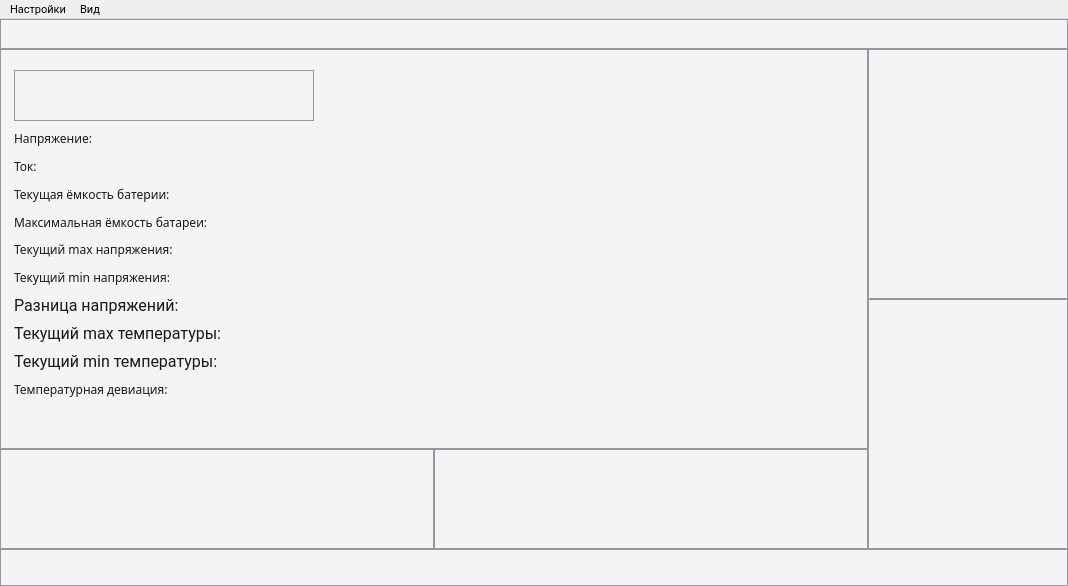
The window that mainwindow.ui (egornovichkov/BatteryStudio) describes before a commit, drawn with Qt 5.
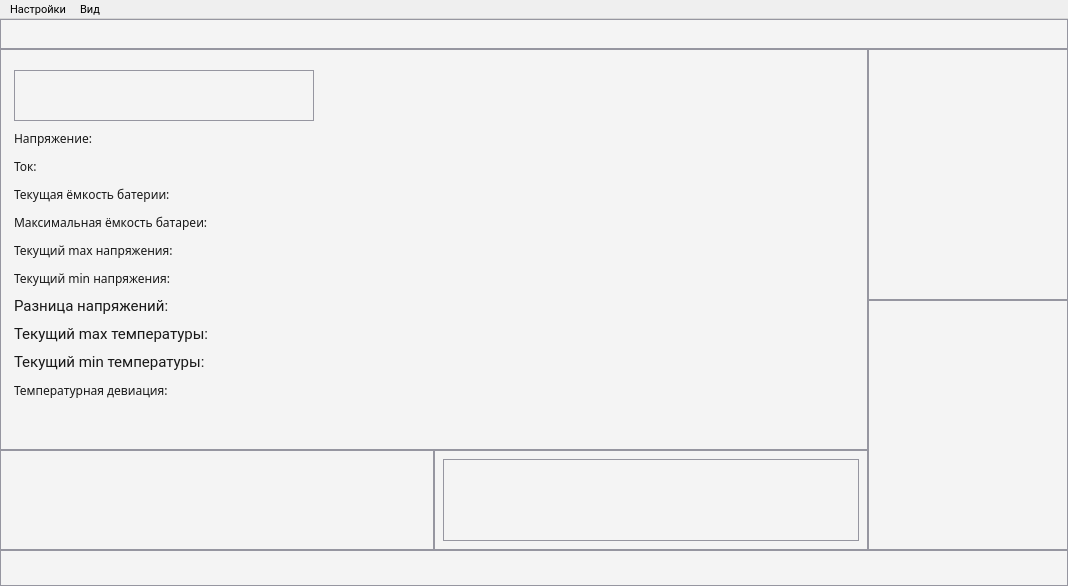
The same window after the commit. Custom widgets are drawn as their Qt base class.

Commit message: LedImg class done, smoother rendering added.

```diff
--- a/mainwindow.ui
+++ b/mainwindow.ui
@@ -129,6 +129,21 @@
 border: 1px solid rgb(150, 150, 160);
 }</string>
             </property>
+            <layout class="QHBoxLayout" name="horizontalLayout">
+             <property name="spacing">
+              <number>0</number>
+             </property>
+             <item>
+              <widget class="LedImg" name="widget" native="true">
+               <property name="minimumSize">
+                <size>
+                 <width>40</width>
+                 <height>40</height>
+                </size>
+               </property>
+              </widget>
+             </item>
+            </layout>
            </widget>
           </item>
           <item row="0" column="0" colspan="2">
@@ -318,7 +333,7 @@
                <property name="font">
                 <font>
                  <family>Roboto</family>
-                 <pointsize>12</pointsize>
+                 <pointsize>11</pointsize>
                  <italic>false</italic>
                  <bold>false</bold>
                 </font>
@@ -344,7 +359,7 @@
                <property name="font">
                 <font>
                  <family>Roboto</family>
-                 <pointsize>12</pointsize>
+                 <pointsize>11</pointsize>
                  <italic>false</italic>
                  <bold>false</bold>
                 </font>
@@ -370,7 +385,7 @@
                <property name="font">
                 <font>
                  <family>Roboto</family>
-                 <pointsize>12</pointsize>
+                 <pointsize>11</pointsize>
                  <italic>false</italic>
                  <bold>false</bold>
                 </font>
@@ -597,6 +612,12 @@
    <header>batchargeimg.h</header>
    <container>1</container>
   </customwidget>
+  <customwidget>
+   <class>LedImg</class>
+   <extends>QWidget</extends>
+   <header>ledimg.h</header>
+   <container>1</container>
+  </customwidget>
  </customwidgets>
  <resources/>
  <connections/>
```
Left out of the diff: 20 changed lines with no effect on the pictures. The commit also changes 20 other files.
